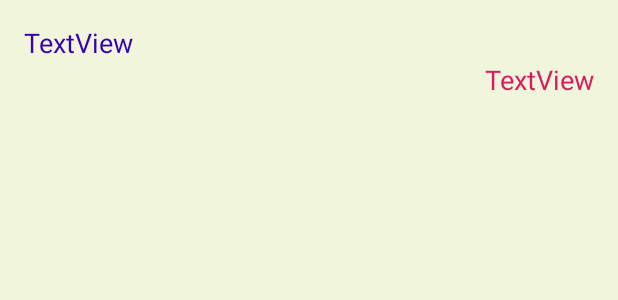
After one commit to NIVIAL1/HomeCCTV, an Android app: the layout videolistitem.xml on its own in the app's theme, with its tools: preview values and no code run, on a phone screen of 412 x 824 dp. The commit adds this screen. Shown: the top 300 px of the screen. Run offline under Robolectric (Android 15) with nearby library versions, the phone set to English and light mode, and no system bars; network calls fail.

Commit message:
2019.11.02 - 5 동영상목록 구현

```diff
--- a/app/src/main/java/com/example/homecctv/UserData.java
+++ b/app/src/main/java/com/example/homecctv/UserData.java
@@ -9,4 +9,5 @@ public class UserData {
     public static String phone = null;
     public static String ip = null;
     public static String port = null;
+    public static  String video_name = null;
 }
--- a/app/src/main/java/com/example/homecctv/signup.java
+++ b/app/src/main/java/com/example/homecctv/signup.java
@@ -147,8 +147,6 @@ public class signup extends AppCompatActivity {
                     e.printStackTrace();
                 }
 
-
-
                  if(num.equals("1")){                   // 성공
                         Toast.makeText(signup.this, "회원가입에 성공하였습니다.", Toast.LENGTH_SHORT).show();
                         startActivity(new Intent(getApplication(), Splash.class));
@@ -286,7 +284,6 @@ public class signup extends AppCompatActivity {
         request.setShouldCache(false);
         AppHelper.requestQueue.add(request);
         return pass;
-
     }
 
     public String[] jsonParser (String response){
@@ -300,11 +297,9 @@ public class signup extends AppCompatActivity {
             question = js.optString("question");
             arraysum[0] = num;
             arraysum[1] = question;
-
         } catch (JSONException e) {
             e.printStackTrace();
         }
-
         return arraysum;
     }
 
--- /dev/null
+++ b/app/src/main/res/layout/videolistitem.xml
@@ -0,0 +1,35 @@
+<?xml version="1.0" encoding="utf-8"?>
+<android.support.constraint.ConstraintLayout
+    xmlns:android="http://schemas.android.com/apk/res/android"
+    xmlns:app="http://schemas.android.com/apk/res-auto"
+    xmlns:tools="http://schemas.android.com/tools"
+    android:layout_width="match_parent"
+    android:layout_height="match_parent"
+    android:id="@+id/videoList"
+    android:background="@color/bgnormal"
+    >
+
+
+    <TextView
+        android:id="@+id/textView_videoListNum"
+        android:layout_width="wrap_content"
+        android:layout_height="wrap_content"
+        android:layout_marginStart="16dp"
+        android:layout_marginTop="16dp"
+        android:text="TextView"
+        android:textAppearance="@style/TextAppearance.AppCompat.Medium"
+        android:textColor="@color/design_default_color_primary_dark"
+        app:layout_constraintStart_toStartOf="parent"
+        app:layout_constraintTop_toTopOf="parent" />
+
+    <TextView
+        android:id="@+id/textView_videoListName"
+        android:layout_width="wrap_content"
+        android:layout_height="wrap_content"
+        android:layout_marginEnd="16dp"
+        android:text="TextView"
+        android:textAppearance="@style/TextAppearance.AppCompat.Medium"
+        android:textColor="@color/colorAccent"
+        app:layout_constraintEnd_toEndOf="parent"
+        app:layout_constraintTop_toBottomOf="@+id/textView_videoListNum" />
+</android.support.constraint.ConstraintLayout>
```
Also changed, not shown: app/src/main/AndroidManifest.xml (+33 -21 lines), app/src/main/java/com/example/homecctv/VideoList.java (added, +51 -0 lines), app/src/main/java/com/example/homecctv/VideoListAdapter.java (added, +47 -0 lines), app/src/main/java/com/example/homecctv/lookup.java (+69 -5 lines), app/src/main/java/com/example/homecctv/video_list.java (+10 -2 lines), app/src/main/java/com/example/homecctv/video_view.java (added, +67 -0 lines), app/src/main/res/layout/input_image.xml (+14 -15 lines), app/src/main/res/layout/videolist.xml (added, +48 -0 lines), app/src/main/res/layout/videoview.xml (added, +16 -0 lines).
